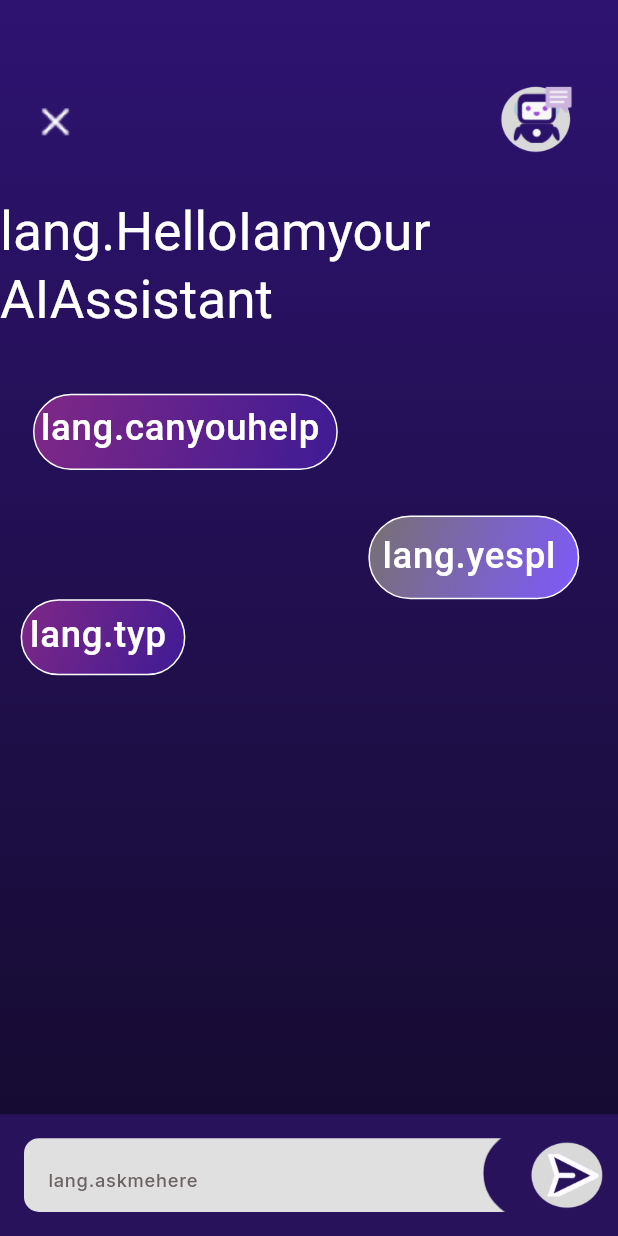
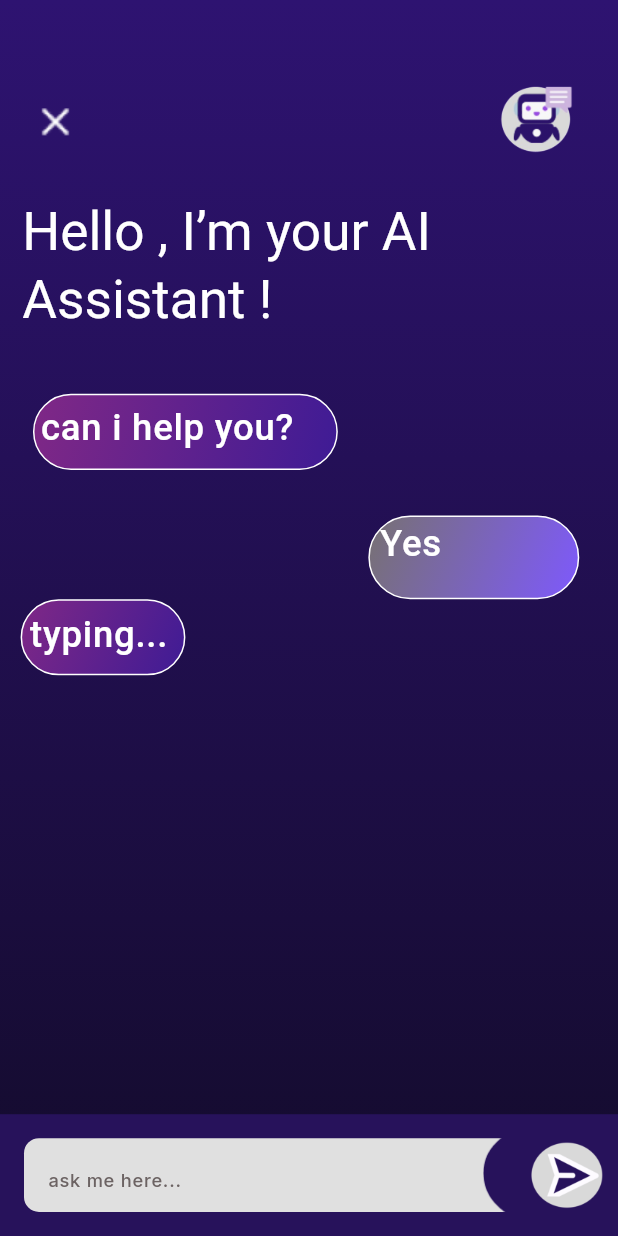
Before and after one commit to ZakariaEysa/Your-Seat-Graduation-Project, a Flutter app: the ChatBottt widget shown alone on an empty page, opened directly, on a phone screen of 412 x 824 dp. Run offline on Flutter 3.47's test engine with Material 3 defaults, Android fonts, the phone set to English and light mode, and no system bars; our stand-ins replace animate_do, bloc, bot_toast, cached_network_image, cloud_firestore, curved_labeled_navigation_bar and 12 more; missing offline and left inert: firebase_app_check, flutter_facebook_auth, neon_widgets; accounts and stored records are empty; Roboto replaces fonts that are missing (Acme).

Commit message:
merging essam

```diff
--- a/lib/features/user_flow/Watch_list/presentation/views/watch_list.dart
+++ b/lib/features/user_flow/Watch_list/presentation/views/watch_list.dart
@@ -19,7 +19,7 @@ class WatchList extends StatelessWidget {
           title: Padding(
             padding: EdgeInsetsDirectional.fromSTEB(100, 0, 0, 0),
             child: HeadAppBar(
-              title: 'lang.watchlist',
+              title: lang.watchlist,
             ),
           ),
         ),
--- a/lib/features/user_flow/chatbot/presentation/views/chat_bottt.dart
+++ b/lib/features/user_flow/chatbot/presentation/views/chat_bottt.dart
@@ -1,3 +1,4 @@
+import 'package:dartz/dartz.dart';
 import 'package:flutter/material.dart';
 import 'package:flutter_screenutil/flutter_screenutil.dart';
 import 'package:yourseatgraduationproject/features/user_flow/chatbot/presentation/widgets/chat_ask.dart';
@@ -40,8 +41,8 @@ class ChatBottt extends StatelessWidget {
 
               ),
               child: Padding(
-                padding:  EdgeInsets.all(8.0.sp),
-                child: Text('lang.yesplz',style: theme.textTheme.labelSmall!.copyWith(fontSize: 24.sp,color: Colors.white),),
+                padding:  EdgeInsets.only(right:15.sp),
+                child: Text(lang.yes,style: theme.textTheme.labelSmall!.copyWith(fontSize: 24.sp,color: Colors.white),),
               )
           ),
         ),
@@ -68,7 +69,7 @@ class ChatBottt extends StatelessWidget {
               ),
               child: Padding(
                 padding: EdgeInsets.all(5.0.sp),
-                child: Text('lang.typing',style: theme.textTheme.labelSmall!.copyWith(fontSize: 24.sp,color: Colors.white),),
+                child: Text(lang.typing,style: theme.textTheme.labelSmall!.copyWith(fontSize: 24.sp,color: Colors.white),),
               )
           ),
         ),
--- a/lib/features/user_flow/chatbot/presentation/widgets/chat_ask.dart
+++ b/lib/features/user_flow/chatbot/presentation/widgets/chat_ask.dart
@@ -25,7 +25,7 @@ class ChatAsk extends StatelessWidget {
                   children: [
                     TextField(
                       decoration: InputDecoration(
-                        hintText: 'lang.askmehere',
+                        hintText: lang.askmehere,
                         border: OutlineInputBorder(
                           borderRadius: BorderRadius.circular(10),
                           borderSide: BorderSide.none,
--- a/lib/features/user_flow/chatbot/presentation/widgets/chat_message.dart
+++ b/lib/features/user_flow/chatbot/presentation/widgets/chat_message.dart
@@ -34,7 +34,7 @@ class ChatMessage extends StatelessWidget{
          ),
          child: Padding(
            padding:  EdgeInsets.all(4.0.sp),
-           child: Text('lang.canyouhelp',style: theme.textTheme.labelSmall!.copyWith(fontSize: 24.sp,color: Colors.white),),
+           child: Text(lang.canyouhelp,style: theme.textTheme.labelSmall!.copyWith(fontSize: 24.sp,color: Colors.white),),
          )
      ),
    );
--- a/lib/features/user_flow/chatbot/presentation/widgets/chat_up.dart
+++ b/lib/features/user_flow/chatbot/presentation/widgets/chat_up.dart
@@ -35,7 +35,7 @@ class ChatUp extends StatelessWidget{
         Padding(
           padding:  EdgeInsets.only(top:20.h, right: 100.w),
           child: Text(
-            'lang.HelloIamyourAIAssistant',
+            lang.HelloIamyourAIAssistant,
             style: theme.textTheme.titleLarge!.copyWith(fontSize: 35.sp),
             textAlign: TextAlign.start,
           ),
--- a/lib/features/user_flow/home/presentation/views/home_layout.dart
+++ b/lib/features/user_flow/home/presentation/views/home_layout.dart
@@ -48,7 +48,7 @@ class _HomeScreenState extends State<HomeLayout> {
                   : const AssetImage("assets/icons/home.png"),
               color: Colors.white,
             ),
-            label: selectedIndex == 0 ? 'lang.home' : '',
+            label: selectedIndex == 0 ? lang.home : '',
             labelStyle: const TextStyle(color: Colors.white),
           ),
           CurvedNavigationBarItem(
@@ -58,7 +58,7 @@ class _HomeScreenState extends State<HomeLayout> {
                   : const AssetImage("assets/icons/watch_list_icon.png"),
               color: Colors.white,
             ),
-            label: selectedIndex == 1 ? 'lang.watchlist' : '',
+            label: selectedIndex == 1 ? lang.watchlist : '',
             labelStyle: const TextStyle(color: Colors.white),
           ),
           CurvedNavigationBarItem(
@@ -68,7 +68,7 @@ class _HomeScreenState extends State<HomeLayout> {
                   : const AssetImage("assets/icons/ticket.png"),
               color: Colors.white,
             ),
-            label: selectedIndex == 2 ? 'lang.tickets' : '',
+            label: selectedIndex == 2 ? lang.tickets : '',
             labelStyle: const TextStyle(color: Colors.white),
           ),
           CurvedNavigationBarItem(
@@ -78,7 +78,7 @@ class _HomeScreenState extends State<HomeLayout> {
                   : const AssetImage("assets/icons/settings.png"),
               color: Colors.white,
             ),
-            label: selectedIndex == 3 ? 'lang.settings' : '',
+            label: selectedIndex == 3 ? lang.settings : '',
             labelStyle: const TextStyle(color: Colors.white),
           ),
         ],
--- a/lib/l10n/intl_ar.arb
+++ b/lib/l10n/intl_ar.arb
@@ -143,11 +143,12 @@
   "home": "الرئيسية",
   "watchlist":"قائمة المشاهدة",
   "tickets": "التذاكر",
+
   "settings": "الإعدادات",
   "askmehere": "اسألني هنا...",
-  "HelloIamyourAIAssistant":"مرحبًا، أنا مساعد الذكاء الاصطناعي \nالخاص بك!",
+  "HelloIamyourAIAssistant":"مرحبًا، أنا مساعد الذكاء الاصطناعي الخاص بك!",
   "typing": "جاري الكتابة...",
   "canyouhelp": "أيمكنني مساعدتك؟",
-  "yesplz": "نعم من فضلك",
+  "yes": "نعم ",
   "Esam1" : "عصام"
 }
--- a/lib/l10n/intl_en.arb
+++ b/lib/l10n/intl_en.arb
@@ -138,12 +138,16 @@
 
   "Esam" : "Esam",
   "home": "Home",
+
   "watchlist":"Watch List",
-  "Settings": "Settings",
+  "settings": "Settings",
+
+
+  "tickets": "Tickets",
   "askmehere": "ask me here...",
   "HelloIamyourAIAssistant":"Hello , I’m your AI\nAssistant !",
   "typing": "typing...",
   "canyouhelp": "can i help you?",
-  "yesplz": " Yes , plz ",
+  "yes": " Yes",
   "Esam1" : "Esam"
 }
```
Also changed, not shown: lib/generated/intl/messages_ar.dart, lib/generated/intl/messages_en.dart, lib/generated/l10n.dart.
